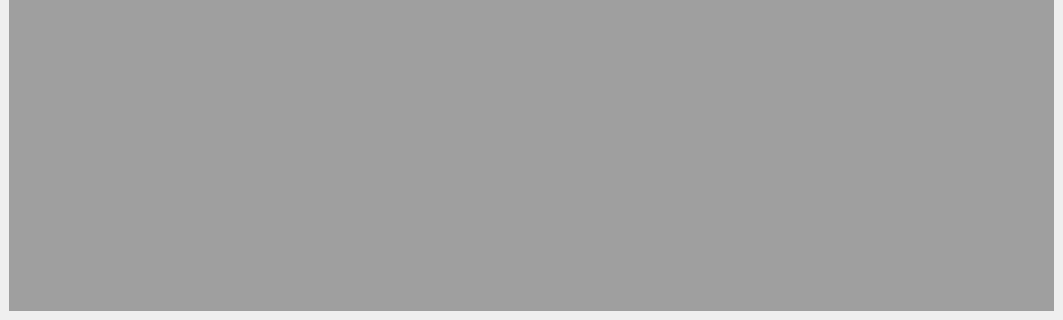
Above: ui/main.ui from xcrx/tmh_fabrication before the change; both pictures show x 0 to 1063 and y 352 to 672 of the 1063 by 672 pixel window. Below: the same form after it.
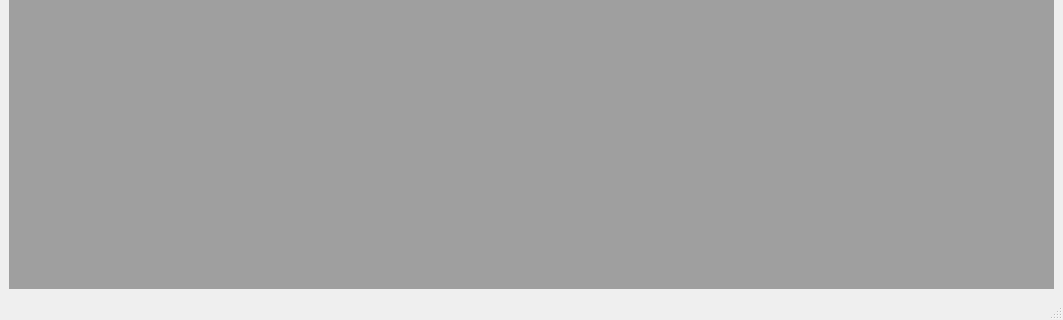
That is the form after the change.

What changed in the file:
```diff
--- a/ui/main.ui
+++ b/ui/main.ui
@@ -33,6 +33,7 @@
     </item>
    </layout>
   </widget>
+  <widget class="QStatusBar" name="statusBar"/>
   <action name="action_orders">
    <property name="text">
     <string>Orders</string>
```
